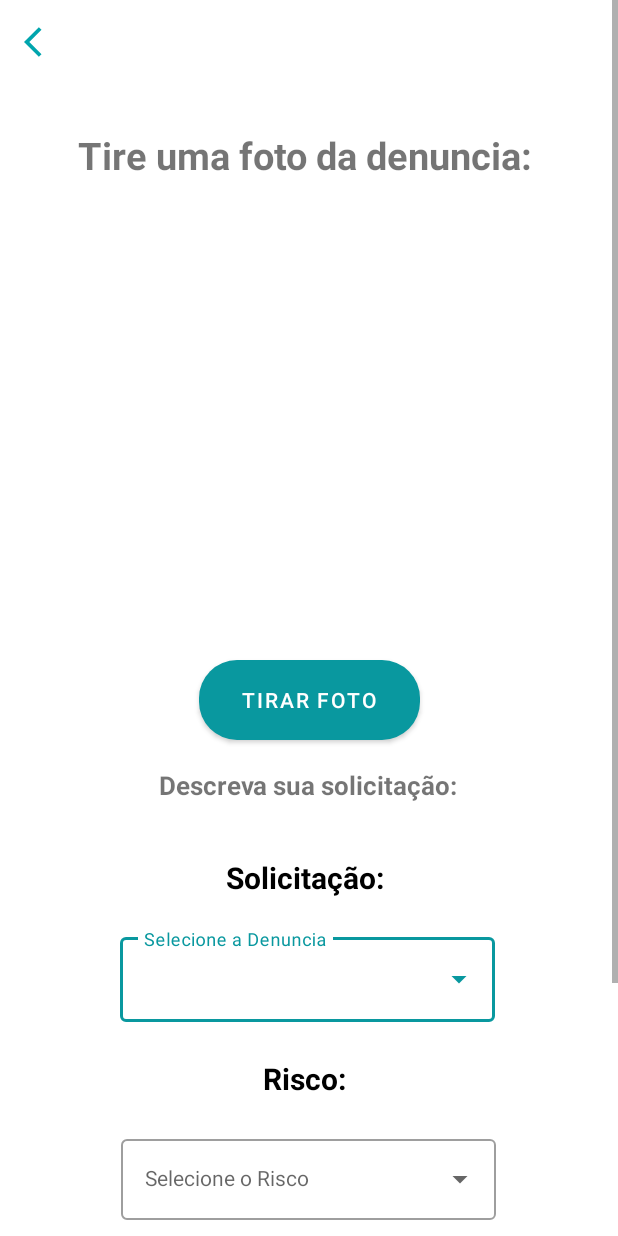
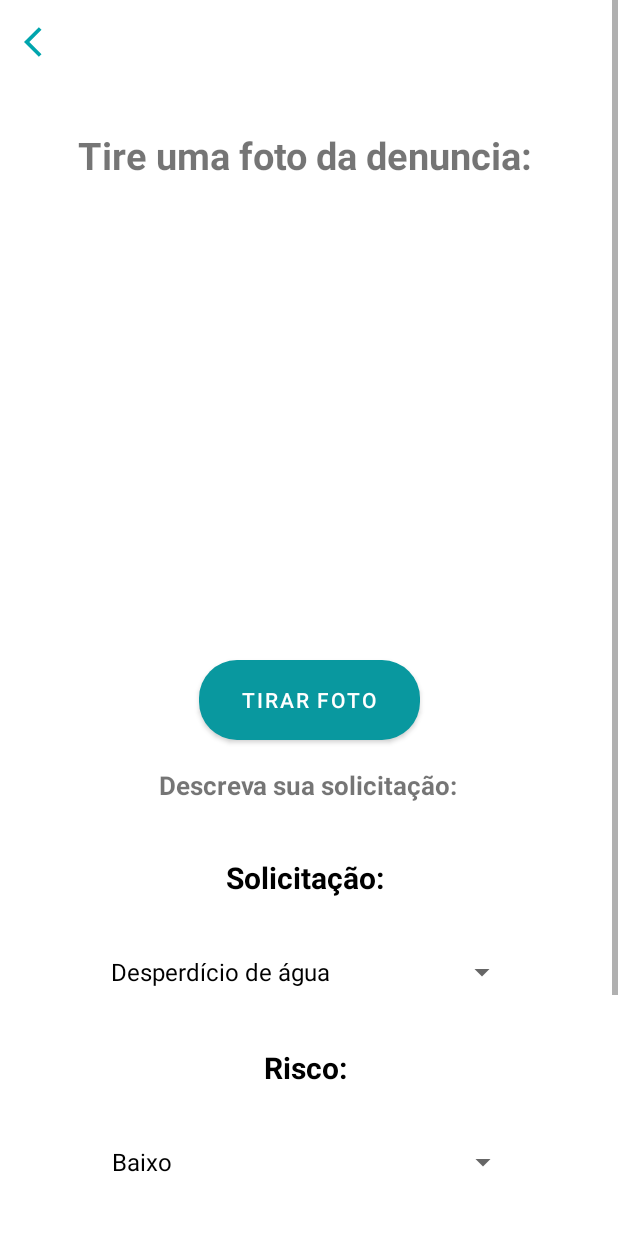
Before and after one commit to ANDR3LU1Z-dot/Infra-Manaus, an Android app: the EditPostagemActivity screen opened directly, with no data from a screen before it, on a phone screen of 412 x 824 dp. Run offline under Robolectric (Android 15) with nearby library versions, the light colour scheme and no system bars.

Commit message:
pegando dados dos spinners e criando dialogs

```diff
--- a/app/src/main/java/com/andre/inframanaus/activitys/EditPostagemActivity.kt
+++ b/app/src/main/java/com/andre/inframanaus/activitys/EditPostagemActivity.kt
@@ -1,6 +1,8 @@
 package com.andre.inframanaus.activitys
 
+import android.annotation.SuppressLint
 import android.app.Activity
+import android.app.AlertDialog
 import android.content.Intent
 import android.graphics.Bitmap
 import android.graphics.BitmapFactory
@@ -8,20 +10,15 @@ import android.media.ExifInterface
 import android.net.Uri
 import androidx.appcompat.app.AppCompatActivity
 import android.os.Bundle
-import android.os.Environment
 import android.provider.MediaStore
 import android.view.View
-import android.widget.AdapterView
 import android.widget.ArrayAdapter
 import android.widget.Toast
-import androidx.core.content.ContentProviderCompat.requireContext
 import androidx.core.content.FileProvider
 import com.andre.inframanaus.InfraData
 import com.andre.inframanaus.InfraData.reduzBitmap
 import com.andre.inframanaus.InfraData.rotateImage
 import com.andre.inframanaus.InfraData.takenImage
-import com.andre.inframanaus.InfraData.tipoRisco
-import com.andre.inframanaus.InfraData.tipo_solicitacao
 import com.andre.inframanaus.R
 import com.andre.inframanaus.databinding.ActivityEditPostagemBinding
 import kotlinx.coroutines.*
@@ -29,7 +26,7 @@ import java.io.File
 
 class EditPostagemActivity: AppCompatActivity() {
 
-    val FILE_NAME =  "photo.jpg"
+    val FILE_NAME = "photo.jpg"
     val REQUEST_IMAGE_CAPTURE = 1
     private lateinit var photoFile: File
     private var photo: Bitmap? = null
@@ -39,13 +36,8 @@ class EditPostagemActivity: AppCompatActivity() {
 
     override fun onResume() {
         super.onResume()
-        val solicitacoes = resources.getStringArray(R.array.solicitacoes)
-        val arrayAdapter = ArrayAdapter(this,R.layout.dropdown_item, solicitacoes)
-        binding.autoCompleteSolicitacao.setAdapter(arrayAdapter)
 
-        val riscos = resources.getStringArray(R.array.risco)
-        val arrayAdapterRiscos = ArrayAdapter(this, R.layout.dropdown_item, riscos)
-        binding.autoCompleteRisco.setAdapter(arrayAdapterRiscos)
+
     }
 
     override fun onCreate(savedInstanceState: Bundle?) {
@@ -63,12 +55,11 @@ class EditPostagemActivity: AppCompatActivity() {
         val toolbar = binding.toolbar
 
         toolbar.setNavigationIcon(R.drawable.ic_back_button)
-        toolbar.setOnClickListener{
-            startActivity(Intent(this,PostangensActivity::class.java))
+        toolbar.setOnClickListener {
+            startActivity(Intent(this, PostangensActivity::class.java))
         }
 
         val image = binding.imagePost
-
 
 
         val btnTakePicture = binding.btnTirarFoto
@@ -76,27 +67,77 @@ class EditPostagemActivity: AppCompatActivity() {
 //        val tipo_solicitacao = binding.autoCompleteSolicitacao
 
 
+        val solicitacoes = resources.getStringArray(R.array.solicitacoes)
+        val arrayAdapterSolicitacoes =
+            ArrayAdapter(this, android.R.layout.simple_spinner_dropdown_item, solicitacoes)
+        binding.menuSolicitacoes.setAdapter(arrayAdapterSolicitacoes)
+        val menuSolicitacoes = binding.menuSolicitacoes
+
+        val riscos = resources.getStringArray(R.array.risco)
+        val arrayAdapterRiscos =
+            ArrayAdapter(this, android.R.layout.simple_spinner_dropdown_item, riscos)
+        binding.menuRiscos.setAdapter(arrayAdapterRiscos)
+        val menuRiscos = binding.menuRiscos
 
 
 
-        btnTakePicture.setOnClickListener{
+
+
+        btnTakePicture.setOnClickListener {
             dispatchTakePictureIntent()
         }
 
-        btnConfirmar.setOnClickListener{
-            if (photo != null && !tipo_solicitacao.isNullOrEmpty() && !tipoRisco.isNullOrEmpty()) {
+        btnConfirmar.setOnClickListener {
+
+//            Toast.makeText(this, solicitacoes[menuSolicitacoes.selectedItemPosition], Toast.LENGTH_LONG).show()
+            if (photo != null) {
                 InfraData.base64Img = InfraData.convertToBase64(reduzBitmap(this.photo!!)!!)
-//                InfraData.tipo_solicitacao = binding.
-                InfraData.tipoRisco = binding.autoCompleteRisco.text.toString()
-                InfraData.comentario = binding.editcomentarioLayout.toString()
+
+                InfraData.tipo_solicitacao = solicitacoes[menuSolicitacoes.selectedItemPosition]
+                InfraData.tipoRisco = riscos[menuRiscos.selectedItemPosition]
+                InfraData.comentario = binding.editcomentarioField.text.toString()
+                modalSucesso()
 
             } else {
-                Toast.makeText(this,"Preencha os campos obrigatórios", Toast.LENGTH_SHORT).show()
+                Toast.makeText(this, "Obrigatório uma foto para a postagem", Toast.LENGTH_LONG)
+                    .show()
             }
+
+
 //            startActivity(Intent(this,EditPostagem2::class.java))
         }
 
 //        image.setImageBitmap(photo)
+
+    }
+
+
+    fun showDialog() {
+        val alertDialog = AlertDialog.Builder(this)
+        val inflater = layoutInflater
+        val view = inflater.inflate(R.layout.dialog_cancel, null)
+
+        alertDialog.setView(view)
+        val dialog = alertDialog.create()
+        dialog.show()
+
+//        val btnConfirnar = view.btnCon
+//        val btnCancelar = view.btn_cancelar_coleta
+
+//        btnConfirnar.setOnClickListener {
+//
+////            getExames(cardListaExames)
+////            getExamsColected(cardListaExames)
+////            Log.i("Todos exames", "${getExames}")
+////            Log.i("exames coletados", "${examesColetados}")
+//            dialog.dismiss()
+//        }
+//
+//
+//        btnCancelar.setOnClickListener{
+//            dialog.dismiss()
+//
+//        }
 
     }
 
@@ -130,7 +171,16 @@ class EditPostagemActivity: AppCompatActivity() {
 //        }
 //    }
 
+        fun modalSucesso() {
+            InfraData.createModal(
+                this,
+                R.drawable.ic_check,
+                R.string.denuncia_enviada,
+                R.string.subtitulo_denuncia_enviada,
+                R.string.nothing,
+            )
 
+        }
 
         /**
          * Método criado para realizar a foto de perfil do usuário
@@ -168,7 +218,7 @@ class EditPostagemActivity: AppCompatActivity() {
 //    }
 
         override fun onActivityResult(requestCode: Int, resultCode: Int, data: Intent?) {
-        if(requestCode == REQUEST_IMAGE_CAPTURE && resultCode == Activity.RESULT_OK){
+            if (requestCode == REQUEST_IMAGE_CAPTURE && resultCode == Activity.RESULT_OK) {
                 val uri = Uri.fromFile(photoFile)
                 photo = BitmapFactory.decodeFile(uri.path)
                 val exif = ExifInterface(uri.path!!)
@@ -188,7 +238,4 @@ class EditPostagemActivity: AppCompatActivity() {
         }
 
 
-
-
-
     }
--- /dev/null
+++ b/app/src/main/res/drawable/ic_check.xml
@@ -0,0 +1,10 @@
+<vector xmlns:android="http://schemas.android.com/apk/res/android"
+    android:width="100dp"
+    android:height="100dp"
+    android:viewportWidth="24"
+    android:viewportHeight="24"
+    android:tint="@color/green_primary">
+  <path
+      android:fillColor="@color/green_primary"
+      android:pathData="M12,2C6.48,2 2,6.48 2,12s4.48,10 10,10 10,-4.48 10,-10S17.52,2 12,2zM10,17l-5,-5 1.41,-1.41L10,14.17l7.59,-7.59L19,8l-9,9z"/>
+</vector>
--- a/app/src/main/res/layout/activity_edit_postagem.xml
+++ b/app/src/main/res/layout/activity_edit_postagem.xml
@@ -22,10 +22,10 @@
             android:textColor="@color/black"
             android:textSize="20sp"
             android:textStyle="bold"
-            app:layout_constraintEnd_toEndOf="@+id/risco_spinner"
+            app:layout_constraintEnd_toEndOf="@+id/menu_riscos"
             app:layout_constraintHorizontal_bias="0.518"
-            app:layout_constraintStart_toStartOf="@+id/risco_spinner"
-            app:layout_constraintTop_toBottomOf="@+id/risco_spinner" />
+            app:layout_constraintStart_toStartOf="@+id/menu_riscos"
+            app:layout_constraintTop_toBottomOf="@+id/menu_riscos" />
 
         <TextView
             android:id="@+id/txt_risco"
@@ -36,10 +36,10 @@
             android:textColor="@color/black"
             android:textSize="20sp"
             android:textStyle="bold"
-            app:layout_constraintEnd_toEndOf="@+id/solicitacao_spinner"
+            app:layout_constraintEnd_toEndOf="@+id/menu_solicitacoes"
             app:layout_constraintHorizontal_bias="0.502"
-            app:layout_constraintStart_toStartOf="@+id/solicitacao_spinner"
-            app:layout_constraintTop_toBottomOf="@+id/solicitacao_spinner" />
+            app:layout_constraintStart_toStartOf="@+id/menu_solicitacoes"
+            app:layout_constraintTop_toBottomOf="@+id/menu_solicitacoes" />
 
         <androidx.appcompat.widget.Toolbar
         android:id="@+id/toolbar"
@@ -90,49 +90,68 @@
             app:layout_constraintStart_toStartOf="parent"
             app:layout_constraintTop_toBottomOf="@+id/imagePost" />
 
-        <com.google.android.material.textfield.TextInputLayout
-            android:id="@+id/solicitacao_spinner"
-            style="@style/Widget.MaterialComponents.TextInputLayout.OutlinedBox.ExposedDropdownMenu"
-            android:layout_width="250dp"
-            android:layout_height="wrap_content"
-            android:layout_marginTop="84dp"
+<!--        <com.google.android.material.textfield.TextInputLayout-->
+<!--            android:id="@+id/solicitacao_spinner"-->
+<!--            style="@style/Widget.MaterialComponents.TextInputLayout.OutlinedBox.ExposedDropdownMenu"-->
+<!--            android:layout_width="250dp"-->
+<!--            android:layout_height="wrap_content"-->
+<!--            android:layout_marginTop="84dp"-->
+<!--            app:layout_constraintEnd_toEndOf="@+id/txt_solcitacao"-->
+<!--            app:layout_constraintHorizontal_bias="0.507"-->
+<!--            app:layout_constraintStart_toStartOf="@+id/txt_solcitacao"-->
+<!--            app:layout_constraintTop_toBottomOf="@+id/txt_descreva">-->
+
+<!--                    <AutoCompleteTextView-->
+<!--                        android:hint="Selecione a Denuncia"-->
+<!--                        android:id="@+id/autoComplete_solicitacao"-->
+<!--                        android:layout_weight="1"-->
+<!--                        android:inputType="none"-->
+<!--                        android:layout_width="match_parent"-->
+<!--                        android:layout_height="match_parent"-->
+<!--                        />-->
+
+<!--        </com.google.android.material.textfield.TextInputLayout>-->
+
+        <Spinner
+            android:id="@+id/menu_solicitacoes"
+            android:layout_width="279dp"
+            android:layout_height="51dp"
+            android:layout_marginTop="24dp"
             app:layout_constraintEnd_toEndOf="@+id/txt_solcitacao"
-            app:layout_constraintHorizontal_bias="0.507"
+            app:layout_constraintHorizontal_bias="0.502"
             app:layout_constraintStart_toStartOf="@+id/txt_solcitacao"
-            app:layout_constraintTop_toBottomOf="@+id/txt_descreva">
+            app:layout_constraintTop_toBottomOf="@+id/txt_solcitacao" />
 
-                    <AutoCompleteTextView
-                        android:hint="Selecione a Denuncia"
-                        android:id="@+id/autoComplete_solicitacao"
-                        android:layout_weight="1"
-                        android:inputType="none"
-                        android:layout_width="match_parent"
-                        android:layout_height="match_parent"
-                        />
+        <Spinner
+            android:id="@+id/menu_riscos"
+            android:layout_width="279dp"
+            android:layout_marginTop="24dp"
+            android:layout_height="51dp"
+            app:layout_constraintStart_toStartOf="@+id/txt_risco"
+            app:layout_constraintEnd_toEndOf="@+id/txt_risco"
+            app:layout_constraintTop_toBottomOf="@+id/txt_risco" />
 
-        </com.google.android.material.textfield.TextInputLayout>
+<!--        <com.google.android.material.textfield.TextInputLayout-->
+<!--            android:id="@+id/risco_spinner"-->
+<!--            style="@style/Widget.MaterialComponents.TextInputLayout.OutlinedBox.ExposedDropdownMenu"-->
+<!--            android:layout_width="250dp"-->
+<!--            android:layout_height="wrap_content"-->
+<!--            android:layout_marginTop="21dp"-->
+<!--            app:layout_constraintEnd_toEndOf="@+id/txt_risco"-->
+<!--            app:layout_constraintStart_toStartOf="@+id/txt_risco"-->
+<!--            app:layout_constraintTop_toBottomOf="@+id/txt_risco">-->
 
-        <com.google.android.material.textfield.TextInputLayout
-            android:id="@+id/risco_spinner"
-            style="@style/Widget.MaterialComponents.TextInputLayout.OutlinedBox.ExposedDropdownMenu"
-            android:layout_width="250dp"
-            android:layout_height="wrap_content"
-            android:layout_marginTop="21dp"
-            app:layout_constraintEnd_toEndOf="@+id/txt_risco"
-            app:layout_constraintStart_toStartOf="@+id/txt_risco"
-            app:layout_constraintTop_toBottomOf="@+id/txt_risco">
+<!--            <AutoCompleteTextView-->
+<!--                android:id="@+id/autoComplete_risco"-->
+<!--                android:layout_width="match_parent"-->
+<!--                android:layout_height="match_parent"-->
+<!--                style="@style/Widget.MaterialComponents.TextInputLayout.OutlinedBox.ExposedDropdownMenu"-->
 
-            <AutoCompleteTextView
-                android:id="@+id/autoComplete_risco"
-                android:layout_width="match_parent"
-                android:layout_height="match_parent"
-                style="@style/Widget.MaterialComponents.TextInputLayout.OutlinedBox.ExposedDropdownMenu"
-
-                android:layout_weight="1"
-                android:inputType="none"
-                android:hint="Selecione o Risco"
-                />
-        </com.google.android.material.textfield.TextInputLayout>
+<!--                android:layout_weight="1"-->
+<!--                android:inputType="none"-->
+<!--                android:hint="Selecione o Risco"-->
+<!--                />-->
+<!--        </com.google.android.material.textfield.TextInputLayout>-->
 
         <TextView
         android:id="@+id/txt_descreva"
@@ -214,6 +233,7 @@
             app:layout_constraintTop_toBottomOf="@+id/txt_comentario">
 
                         <com.google.android.material.textfield.TextInputEditText
+                            android:id="@+id/editcomentario_field"
                             android:layout_width="match_parent"
                             android:layout_height="match_parent"
                             android:inputType="text"
--- a/app/src/main/res/values/strings.xml
+++ b/app/src/main/res/values/strings.xml
@@ -22,6 +22,12 @@
 
     </string-array>
 
+    <string name="denuncia_enviada">Sua Denuncia foi Enviada</string>
+
+    <string name="subtitulo_denuncia_enviada">Agora você pode visualizar sua denuncia na tela inicial</string>
+
+    <string name="nothing"></string>
+
     <string-array name="risco">
         <item>Baixo</item>
         <item>Médio</item>
```
Also changed, not shown: app/src/main/java/com/andre/inframanaus/InfraData.kt (+59 -0 lines), app/src/main/java/com/andre/inframanaus/adapter/CardPostagensAdapter.kt (+4 -4 lines), app/src/main/res/drawable/roundedbutton.xml (added, +8 -0 lines), app/src/main/res/layout/dialog_cancel.xml (added, +78 -0 lines), app/src/main/res/layout/dialog_modal.xml (+27 -65 lines), app/src/main/res/layout/item_postagem.xml (+8 -7 lines), app/src/main/res/values/themes.xml (+9 -0 lines). Lines whose indentation alone changed are shown as unchanged.
